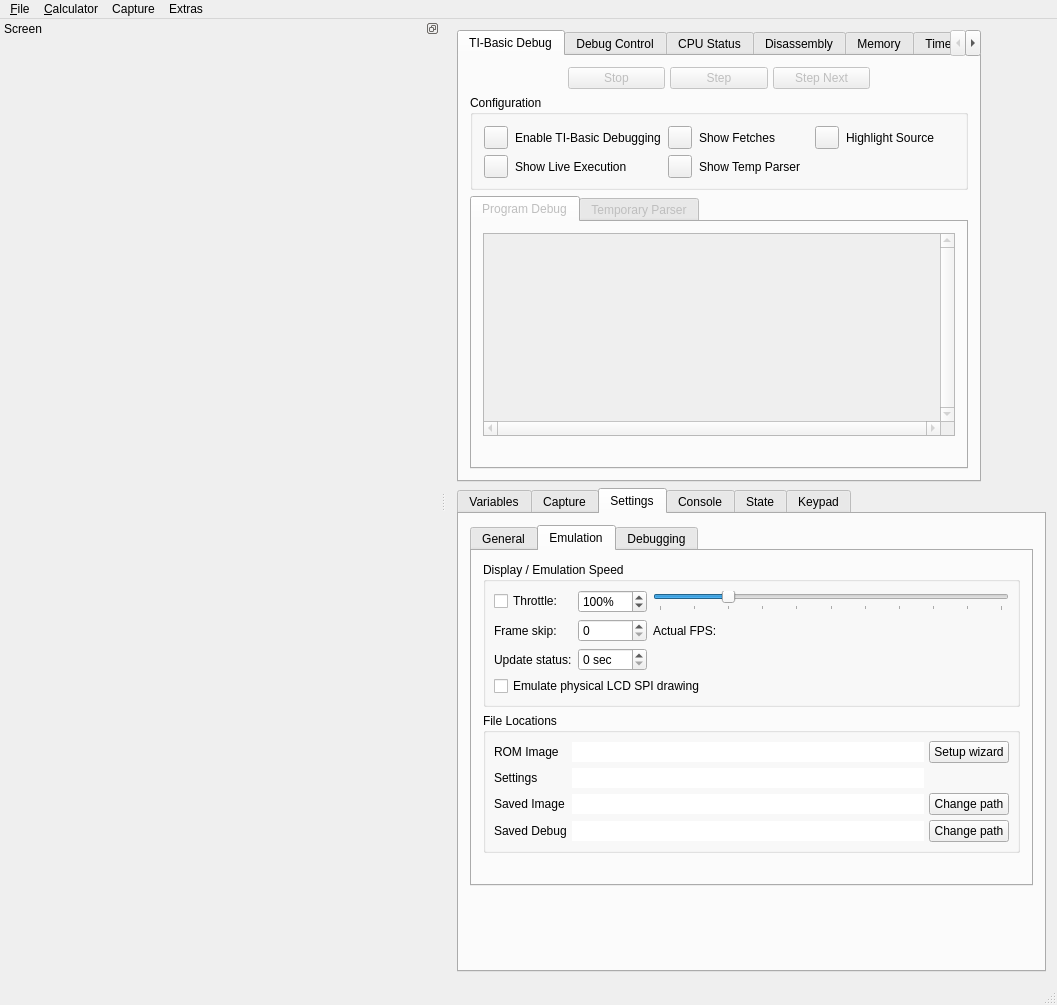
CE-Programming/CEmu, file gui/qt/mainwindow.ui: the form before one commit.
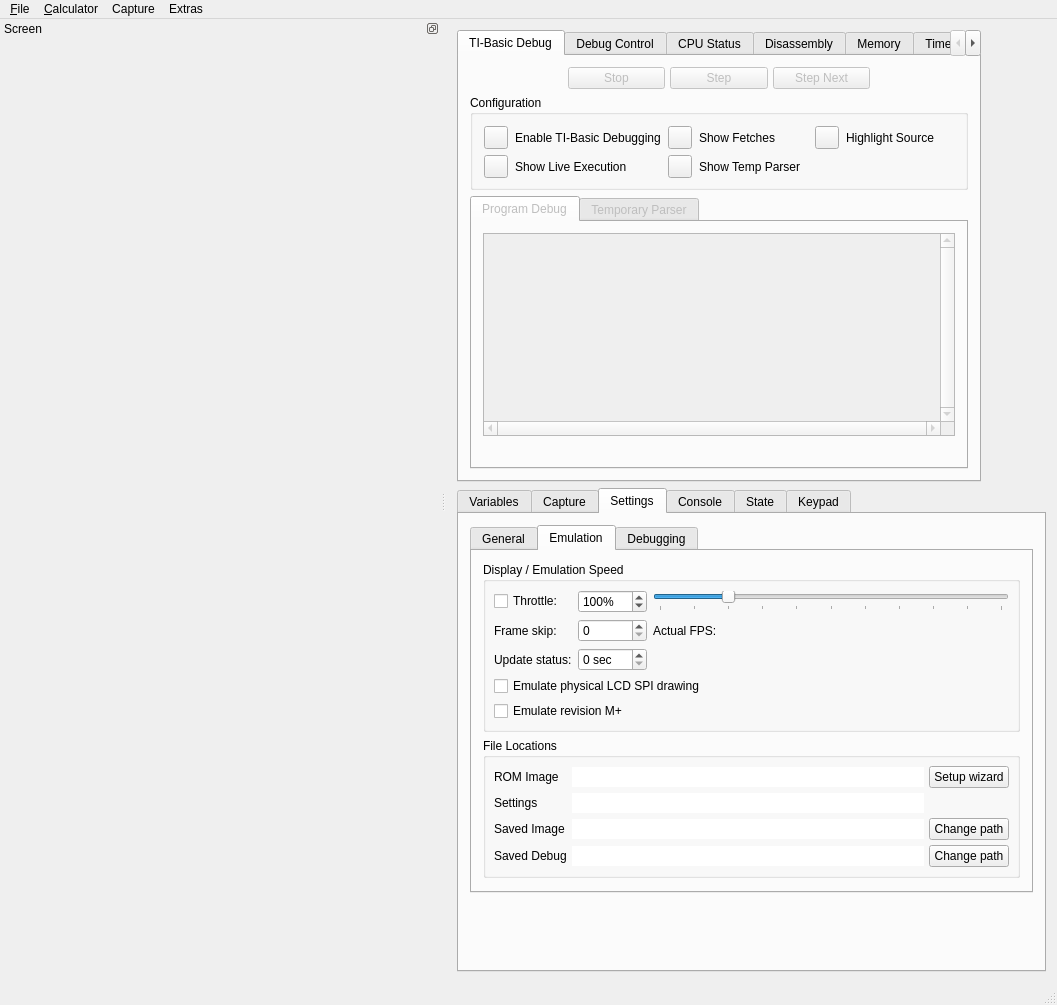
The form after the commit. The open tabs and pages were chosen to show the change. Icons and pictures are not drawn. Custom widgets are drawn as their Qt base class.

```diff
--- a/gui/qt/mainwindow.ui
+++ b/gui/qt/mainwindow.ui
@@ -9393,6 +9393,13 @@
                  </property>
                 </widget>
                </item>
+               <item>
+                <widget class="QCheckBox" name="checkRevMHardware">
+                 <property name="text">
+                  <string>Emulate revision M+</string>
+                 </property>
+                </widget>
+               </item>
               </layout>
              </widget>
             </item>
```
